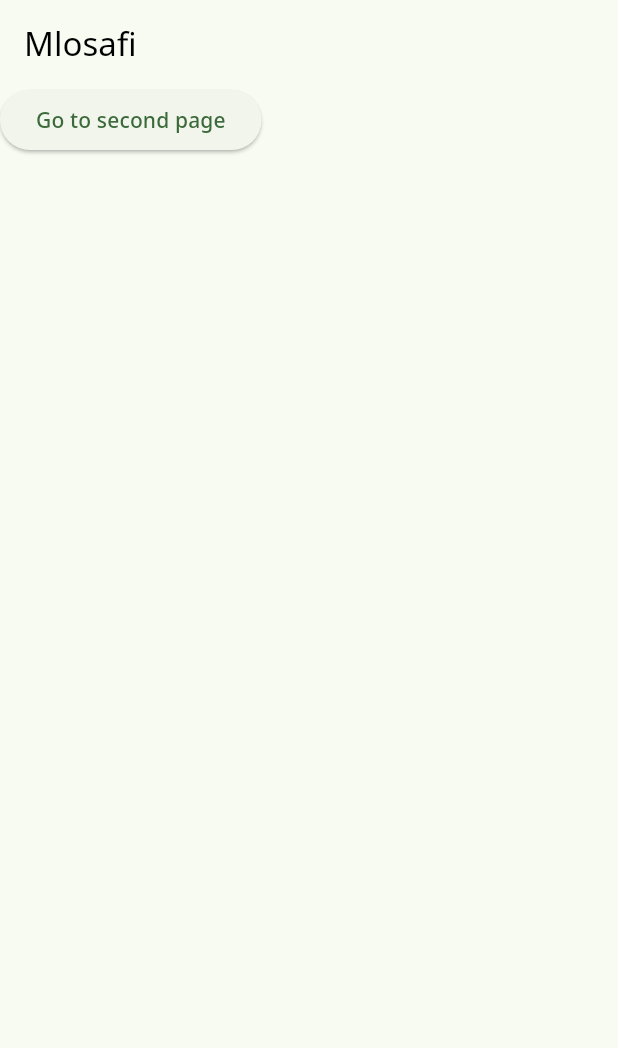
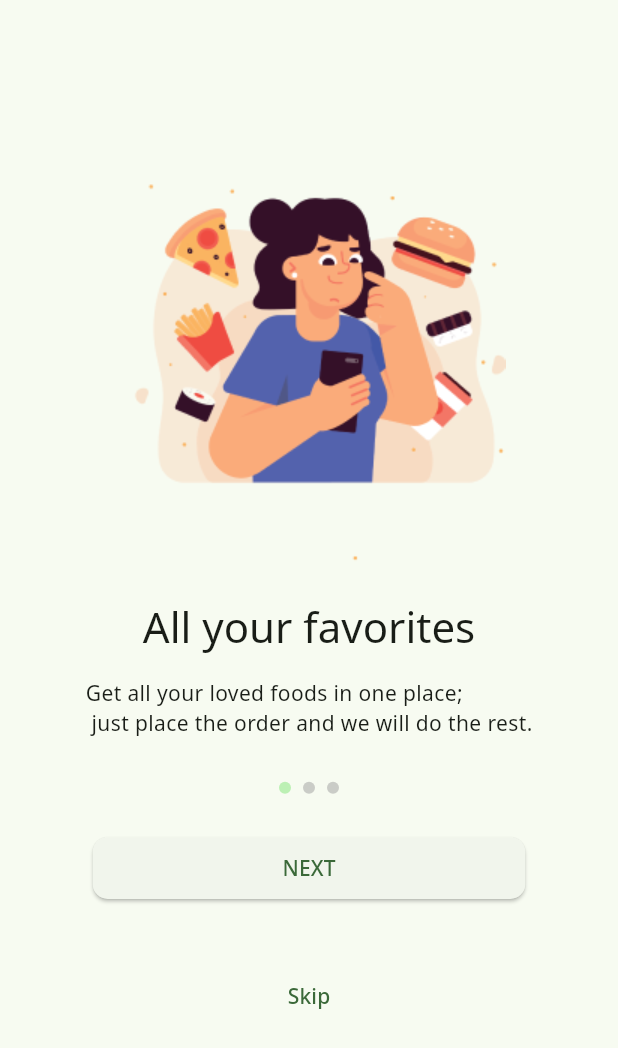
Before and after one commit to J-A-Christopher/MloSaf, a Flutter app: the screen it shows after launch, on a phone screen of 412 x 824 dp. Shown: the top 1048 px of the screen. Run offline on Flutter 3.47's test engine with Material 3 defaults, Android fonts, the phone set to English and light mode, and no system bars; our stand-ins replace flex_color_scheme, google_fonts.

Commit message:
Introslides done and dusted

```diff
--- /dev/null
+++ b/lib/common/presentation/home_page.dart
@@ -0,0 +1,139 @@
+import 'package:flutter/material.dart';
+import 'package:mlosafi/common/utils/intro_slides_component.dart';
+
+class HomePage extends StatefulWidget {
+  const HomePage({super.key});
+
+  @override
+  State<HomePage> createState() => _HomePageState();
+}
+
+class _HomePageState extends State<HomePage> {
+  final _controller = PageController();
+  int _currentPage = 0;
+
+  final List<Map<String, dynamic>> _pages = [
+    {
+      'assetImagePath': 'assets/frame1.png',
+      'titleText': 'All your favorites',
+      'description':
+          'Get all your loved foods in one place;\n just place the order and we will do the rest.',
+    },
+    {
+      'assetImagePath': 'assets/frame2.png',
+      'titleText': 'Order from chosen chef',
+      'description':
+          'Get one of the best dishes from\n our highly skilled chefs and enjoy your meal.',
+    },
+    {
+      'assetImagePath': 'assets/frame3.png',
+      'titleText': 'Free delivery offers',
+      'description':
+          'Quick transport activities between our hotel and your destination so signUp and enjoy once more ',
+    },
+  ];
+
+  @override
+  void dispose() {
+    _controller.dispose();
+    super.dispose();
+  }
+
+  void _navigateToLastPage() {
+    _controller.animateToPage(
+      _pages.length - 1,
+      duration: const Duration(milliseconds: 300),
+      curve: Curves.easeInOut,
+    );
+  }
+
+  void _navigateToNextPage(int currentPage) {
+    if (currentPage == _pages.length - 1) {
+      // Navigate to login or signup route
+      // Replace this with your actual navigation logic
+      print('Navigate to login or signup route');
+    } else {
+      _controller.nextPage(
+        duration: const Duration(milliseconds: 300),
+        curve: Curves.easeInOut,
+      );
+    }
+  }
+
+  @override
+  Widget build(BuildContext context) {
+    final sizeObject = MediaQuery.of(context).size;
+    return Scaffold(
+      body: Column(
+        children: [
+          Expanded(
+            child: PageView.builder(
+              controller: _controller,
+              onPageChanged: (int page) {
+                setState(() {
+                  _currentPage = page;
+                });
+              },
+              itemCount: _pages.length,
+              itemBuilder: (context, index) {
+                final page = _pages[index];
+                return Column(
+                  children: [
+                    IntroSlidesComponent(
+                      assetImagePath: page['assetImagePath'],
+                      titleText: page['titleText'],
+                      description: page['description'],
+                    ),
+                    SizedBox(
+                      height: sizeObject.height * 0.08,
+                      child: Row(
+                        mainAxisAlignment: MainAxisAlignment.center,
+                        children: List.generate(
+                          _pages.length,
+                          (index) => Container(
+                            width: 8.0,
+                            height: 8.0,
+                            margin: const EdgeInsets.symmetric(horizontal: 4.0),
+                            decoration: BoxDecoration(
+                              shape: BoxShape.circle,
+                              color: _currentPage == index
+                                  ? Theme.of(context)
+                                      .colorScheme
+                                      .primaryContainer
+                                  : Colors.grey.withOpacity(0.5),
+                            ),
+                          ),
+                        ),
+                      ),
+                    ),
+                    SizedBox(
+                      width: sizeObject.width * 0.7,
+                      height: sizeObject.height * 0.05,
+                      child: ElevatedButton(
+                        onPressed: () => _navigateToNextPage(index),
+                        style: ElevatedButton.styleFrom(
+                          shape: RoundedRectangleBorder(
+                            borderRadius: BorderRadius.circular(10),
+                          ),
+                        ),
+                        child: const Text('NEXT'),
+                      ),
+                    ),
+                    SizedBox(
+                      height: sizeObject.height * 0.05,
+                    ),
+                    if (index != _pages.length - 1)
+                      TextButton(
+                          onPressed: _navigateToLastPage,
+                          child: const Text('Skip'))
+                  ],
+                );
+              },
+            ),
+          ),
+          const SizedBox(height: 16.0),
+        ],
+      ),
+    );
+  }
+}
--- /dev/null
+++ b/lib/common/utils/intro_slides_component.dart
@@ -0,0 +1,41 @@
+import 'package:flutter/material.dart';
+
+class IntroSlidesComponent extends StatelessWidget {
+  const IntroSlidesComponent(
+      {super.key,
+      required this.assetImagePath,
+      required this.titleText,
+      required this.description});
+  final String assetImagePath;
+  final String titleText;
+  final String description;
+
+  @override
+  Widget build(BuildContext context) {
+    final sizeObject = MediaQuery.of(context).size;
+    return Padding(
+      padding: const EdgeInsets.only(top: 70.0, left: 15, right: 15),
+      child: Column(
+        children: [
+          Image.asset(assetImagePath),
+          SizedBox(
+            height: sizeObject.height * 0.01,
+          ),
+          SizedBox(
+            height: sizeObject.height * 0.02,
+          ),
+          Text(
+            titleText,
+            style: Theme.of(context).textTheme.headlineMedium,
+          ),
+          SizedBox(
+            height: sizeObject.height * 0.02,
+          ),
+          IntrinsicWidth(
+            child: Text(description),
+          ),
+        ],
+      ),
+    );
+  }
+}
--- a/lib/home_page.dart
+++ /dev/null
@@ -1,19 +0,0 @@
-import 'package:flutter/material.dart';
-
-class HomePage extends StatelessWidget {
-  const HomePage({super.key});
-
-  @override
-  Widget build(BuildContext context) {
-    return Scaffold(
-        appBar: AppBar(
-          title: const Text('Mlosafi'),
-        ),
-        body: ElevatedButton(
-          onPressed: () {
-            //Navigator.pushNamed(context, '/second');
-          },
-          child: const Text('Go to second page'),
-        ));
-  }
-}
--- a/lib/main.dart
+++ b/lib/main.dart
@@ -1,7 +1,7 @@
 import 'package:flutter/material.dart';
 import 'package:flex_color_scheme/flex_color_scheme.dart';
 import 'package:google_fonts/google_fonts.dart';
-import 'package:mlosafi/home_page.dart';
+import 'package:mlosafi/common/presentation/home_page.dart';
 
 void main() {
   runApp(const MyApp());
--- a/pubspec.yaml
+++ b/pubspec.yaml
@@ -59,8 +59,8 @@ flutter:
   uses-material-design: true
 
   # To add assets to your application, add an assets section, like this:
-  # assets:
-  #   - images/a_dot_burr.jpeg
+  assets:
+    - assets/
   #   - images/a_dot_ham.jpeg
 
   # An image asset can refer to one or more resolution-specific "variants", see
```
Also changed, not shown: assets/fb.png (added), assets/frame1.png (added), assets/frame2.png (added), assets/frame3.png (added), assets/google.png (added).
